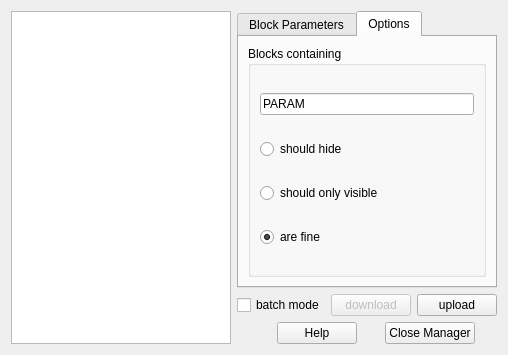
First picture: the form in trunk/src/qrl_parameters_manager.ui, repository fcuzzocrea/QRTAILab, before the edit.
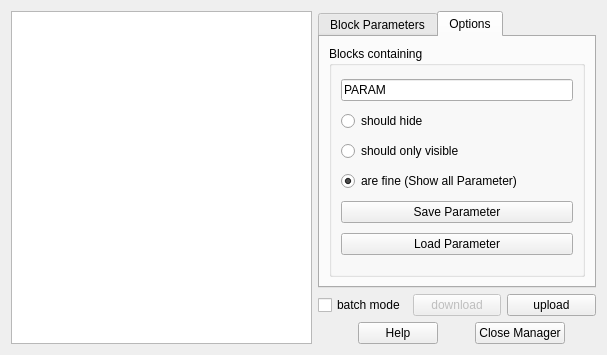
Second picture: the form after the edit. The open tabs and pages were chosen to show the change. Icons and pictures are not drawn.

Patch:
```diff
--- a/trunk/src/qrl_parameters_manager.ui
+++ b/trunk/src/qrl_parameters_manager.ui
@@ -5,7 +5,7 @@
    <rect>
     <x>0</x>
     <y>0</y>
-    <width>508</width>
+    <width>607</width>
     <height>355</height>
    </rect>
   </property>
@@ -167,13 +167,27 @@
           <item row="3" column="0" >
            <widget class="QRadioButton" name="fineRadioButton" >
             <property name="text" >
-             <string>are fine</string>
+             <string>are fine (Show all Parameter)</string>
             </property>
             <property name="checked" >
              <bool>true</bool>
             </property>
            </widget>
           </item>
+          <item row="4" column="0" >
+           <widget class="QPushButton" name="savePushButton" >
+            <property name="text" >
+             <string>Save Parameter</string>
+            </property>
+           </widget>
+          </item>
+          <item row="5" column="0" >
+           <widget class="QPushButton" name="loadPushButton" >
+            <property name="text" >
+             <string>Load Parameter</string>
+            </property>
+           </widget>
+          </item>
          </layout>
         </widget>
        </item>
```
